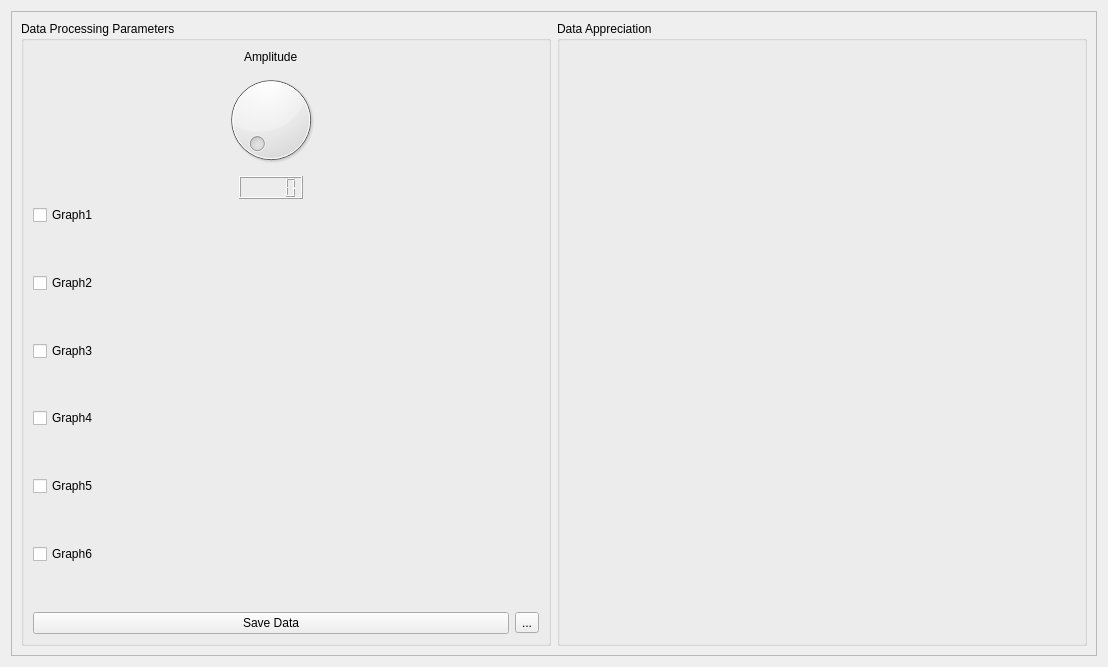
Above: gui/views/dataViewUI.ui from AceEagle/ElectricViewCHU before the change. Below: the same form after it.
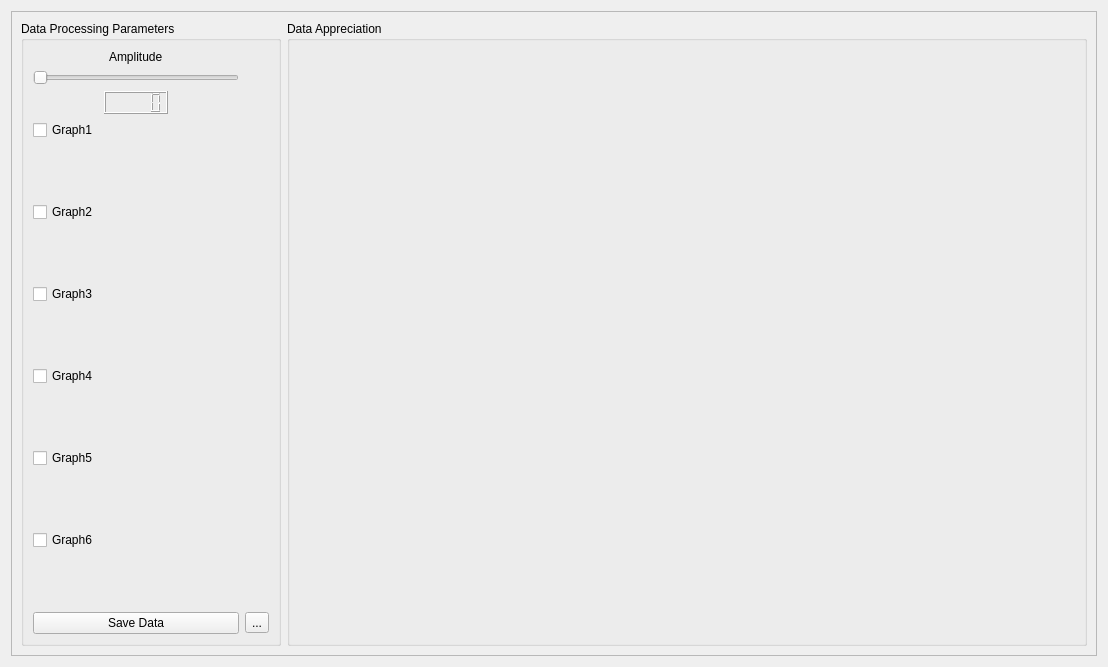
That is the form after the change. Custom widgets are drawn as their Qt base class.

Commit message: Poslished the dataview and trying again to communicate by pyvisa

What changed in the file:
```diff
--- a/gui/views/dataViewUI.ui
+++ b/gui/views/dataViewUI.ui
@@ -25,63 +25,25 @@
      <layout class="QHBoxLayout" name="horizontalLayout">
       <item>
        <widget class="QGroupBox" name="ParamGroupBox">
+        <property name="maximumSize">
+         <size>
+          <width>260</width>
+          <height>16777215</height>
+         </size>
+        </property>
         <property name="title">
          <string>Data Processing Parameters</string>
         </property>
         <layout class="QGridLayout" name="gridLayout_2">
-         <item row="15" column="1">
+         <item row="16" column="1" alignment="Qt::AlignLeft">
           <widget class="QToolButton" name="SaveDataToolButton">
            <property name="text">
             <string>...</string>
            </property>
           </widget>
          </item>
-         <item row="14" column="0">
-          <spacer name="G6DownSpacer">
-           <property name="orientation">
-            <enum>Qt::Vertical</enum>
-           </property>
-           <property name="sizeHint" stdset="0">
-            <size>
-             <width>20</width>
-             <height>40</height>
-            </size>
-           </property>
-          </spacer>
-         </item>
          <item row="15" column="0">
-          <widget class="QPushButton" name="SaveDataPButton">
-           <property name="text">
-            <string>Save Data</string>
-           </property>
-          </widget>
-         </item>
-         <item row="13" column="0">
-          <widget class="QCheckBox" name="G6CheckBox">
-           <property name="text">
-            <string>Graph6</string>
-           </property>
-          </widget>
-         </item>
-         <item row="7" column="0">
-          <widget class="QCheckBox" name="G3CheckBox">
-           <property name="text">
-            <string>Graph3</string>
-           </property>
-          </widget>
-         </item>
-         <item row="9" column="0">
-          <widget class="QCheckBox" name="G4CheckBox">
-           <property name="text">
-            <string>Graph4</string>
-           </property>
-          </widget>
-         </item>
-         <item row="1" column="0">
-          <widget class="QDial" name="AmpliDial"/>
-         </item>
-         <item row="4" column="0">
-          <spacer name="G1DownSpacer">
+          <spacer name="G6DownSpacer">
            <property name="orientation">
             <enum>Qt::Vertical</enum>
            </property>
@@ -100,68 +62,64 @@
            </property>
           </widget>
          </item>
+         <item row="1" column="0">
+          <widget class="QSlider" name="AmpliSlider">
+           <property name="maximumSize">
+            <size>
+             <width>249</width>
+             <height>16777215</height>
+            </size>
+           </property>
+           <property name="orientation">
+            <enum>Qt::Horizontal</enum>
+           </property>
+          </widget>
+         </item>
+         <item row="13" column="0">
+          <spacer name="G5DownSpacer">
+           <property name="orientation">
+            <enum>Qt::Vertical</enum>
+           </property>
+           <property name="sizeHint" stdset="0">
+            <size>
+             <width>20</width>
+             <height>40</height>
+            </size>
+           </property>
+          </spacer>
+         </item>
          <item row="6" column="0">
-          <spacer name="G2DownSpacer">
-           <property name="orientation">
-            <enum>Qt::Vertical</enum>
-           </property>
-           <property name="sizeHint" stdset="0">
-            <size>
-             <width>20</width>
-             <height>40</height>
-            </size>
-           </property>
-          </spacer>
-         </item>
-         <item row="8" column="0">
-          <spacer name="G3DownSpacer">
-           <property name="orientation">
-            <enum>Qt::Vertical</enum>
-           </property>
-           <property name="sizeHint" stdset="0">
-            <size>
-             <width>20</width>
-             <height>40</height>
-            </size>
-           </property>
-          </spacer>
-         </item>
-         <item row="3" column="0">
-          <widget class="QCheckBox" name="G1CheckBox">
-           <property name="text">
-            <string>Graph1</string>
-           </property>
-          </widget>
-         </item>
-         <item row="5" column="0">
           <widget class="QCheckBox" name="G2CheckBox">
            <property name="text">
             <string>Graph2</string>
            </property>
           </widget>
          </item>
-         <item row="10" column="0">
-          <spacer name="G4DownSpacer">
-           <property name="orientation">
-            <enum>Qt::Vertical</enum>
-           </property>
-           <property name="sizeHint" stdset="0">
-            <size>
-             <width>20</width>
-             <height>40</height>
-            </size>
-           </property>
-          </spacer>
-         </item>
          <item row="11" column="0">
+          <spacer name="G4DownSpacer">
+           <property name="orientation">
+            <enum>Qt::Vertical</enum>
+           </property>
+           <property name="sizeHint" stdset="0">
+            <size>
+             <width>20</width>
+             <height>40</height>
+            </size>
+           </property>
+          </spacer>
+         </item>
+         <item row="3" column="0" alignment="Qt::AlignHCenter">
+          <widget class="QLCDNumber" name="AmpliNumber"/>
+         </item>
+         <item row="12" column="0">
           <widget class="QCheckBox" name="G5CheckBox">
            <property name="text">
             <string>Graph5</string>
            </property>
           </widget>
          </item>
-         <item row="12" column="0">
-          <spacer name="G5DownSpacer">
+         <item row="9" column="0">
+          <spacer name="G3DownSpacer">
            <property name="orientation">
             <enum>Qt::Vertical</enum>
            </property>
@@ -173,8 +131,66 @@
            </property>
           </spacer>
          </item>
-         <item row="2" column="0" alignment="Qt::AlignHCenter">
-          <widget class="QLCDNumber" name="lcdNumber"/>
+         <item row="4" column="0">
+          <widget class="QCheckBox" name="G1CheckBox">
+           <property name="text">
+            <string>Graph1</string>
+           </property>
+          </widget>
+         </item>
+         <item row="7" column="0">
+          <spacer name="G2DownSpacer">
+           <property name="orientation">
+            <enum>Qt::Vertical</enum>
+           </property>
+           <property name="sizeHint" stdset="0">
+            <size>
+             <width>20</width>
+             <height>40</height>
+            </size>
+           </property>
+          </spacer>
+         </item>
+         <item row="14" column="0">
+          <widget class="QCheckBox" name="G6CheckBox">
+           <property name="text">
+            <string>Graph6</string>
+           </property>
+          </widget>
+         </item>
+         <item row="10" column="0">
+          <widget class="QCheckBox" name="G4CheckBox">
+           <property name="text">
+            <string>Graph4</string>
+           </property>
+          </widget>
+         </item>
+         <item row="8" column="0">
+          <widget class="QCheckBox" name="G3CheckBox">
+           <property name="text">
+            <string>Graph3</string>
+           </property>
+          </widget>
+         </item>
+         <item row="16" column="0">
+          <widget class="QPushButton" name="SaveDataPButton">
+           <property name="text">
+            <string>Save Data</string>
+           </property>
+          </widget>
+         </item>
+         <item row="5" column="0">
+          <spacer name="G1DownSpacer">
+           <property name="orientation">
+            <enum>Qt::Vertical</enum>
+           </property>
+           <property name="sizeHint" stdset="0">
+            <size>
+             <width>20</width>
+             <height>40</height>
+            </size>
+           </property>
+          </spacer>
          </item>
         </layout>
        </widget>
@@ -185,8 +201,10 @@
          <string>Data Appreciation</string>
         </property>
         <layout class="QGridLayout" name="gridLayout">
-         <item row="1" column="0">
-          <widget class="GraphicsLayoutWidget" name="graphicsView"/>
+         <item row="1" column="1">
+          <widget class="GraphicsLayoutWidget" name="graphicsView" native="true">
+           <layout class="QHBoxLayout" name="horizontalLayout_3"/>
+          </widget>
          </item>
         </layout>
        </widget>
```
The commit also changes 1 other file.
